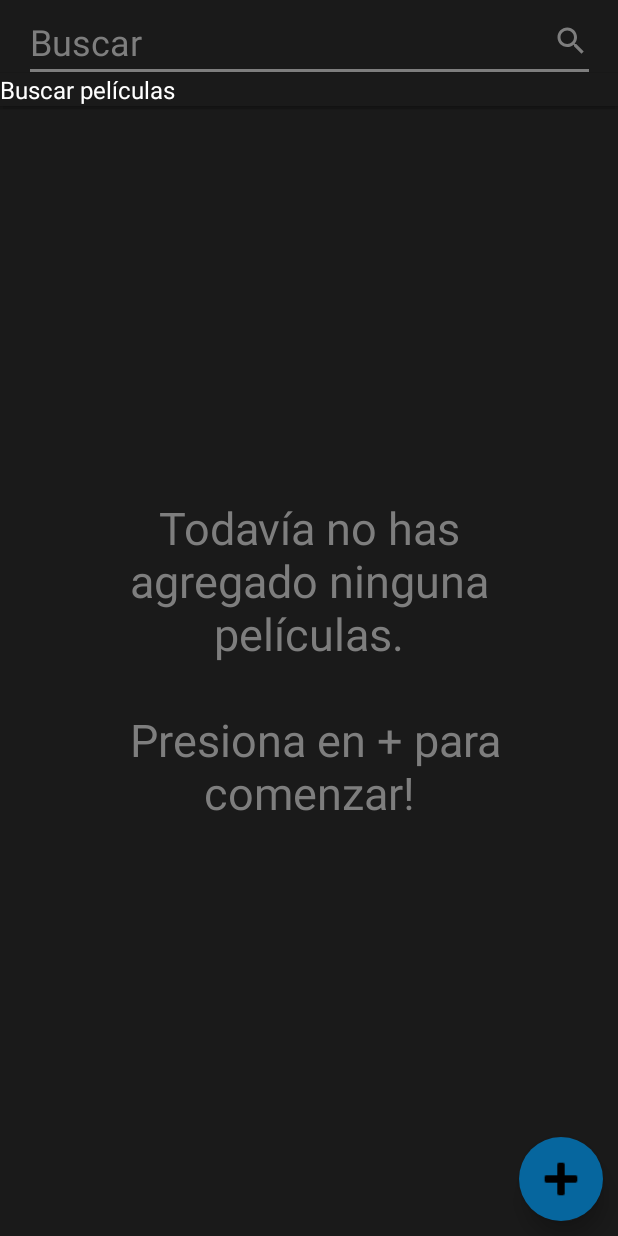
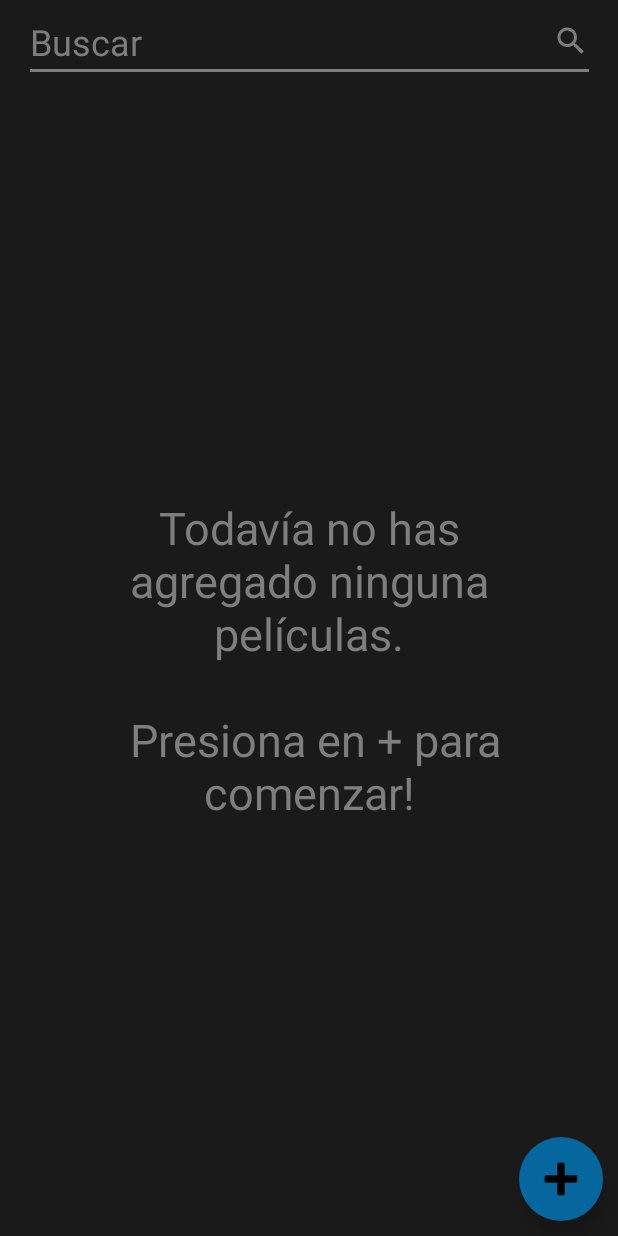
Before and after one commit to RepCode/HaveISeenIt, an Android app: the MoviesActivity screen opened directly, with no data from a screen before it, after a tap on an icon or button, on a phone screen of 412 x 824 dp. Run offline under Robolectric (Android 15) with nearby library versions, the phone set to English and light mode, and no system bars; our stand-ins replace Room's generated code; 4 statements that could not run were skipped.

Commit message:
UI tweaks

```diff
--- a/app/src/main/java/com/utn/haveiseenit/activities/movies/MoviesActivity.kt
+++ b/app/src/main/java/com/utn/haveiseenit/activities/movies/MoviesActivity.kt
@@ -63,6 +63,7 @@ class MoviesActivity : AppCompatActivity(), ToolbarEvents {
     override var onSearchItemSelected = { _: MovieResponse -> Unit }
 
     override fun requestSearchBarFocus(){
+        acTextView.setText("")
         acTextView.requestFocus()
         acTextView.showDropDown()
     }
--- a/app/src/main/java/com/utn/haveiseenit/activities/movies/fragments/MovieDetailFragment.kt
+++ b/app/src/main/java/com/utn/haveiseenit/activities/movies/fragments/MovieDetailFragment.kt
@@ -81,7 +81,6 @@ class MovieDetailFragment() : Fragment() {
         builder.setSingleChoiceItems((statuses.map { it.displayName }).toTypedArray(), -1) { _, i ->
             index = i
         }
-
         builder.setPositiveButton(getString(R.string.dialog_close)) { _, _ ->
             if (index != null) {
                 movieDetailViewModel.changeMovieStatus(statuses[index!!].statusName)
--- a/app/src/main/res/layout/activity_movies.xml
+++ b/app/src/main/res/layout/activity_movies.xml
@@ -46,7 +46,6 @@
             android:popupBackground="@color/colorPrimary"
             android:textColor="@color/colorWhite"
             android:textColorHint="@color/colorGrey"
-            android:completionHint="@string/search_hint"
             android:textSize="24sp"
             tools:layout_editor_absoluteX="16dp"
             tools:layout_editor_absoluteY="2dp" />
--- a/app/src/main/res/values/styles.xml
+++ b/app/src/main/res/values/styles.xml
@@ -11,10 +11,15 @@
         <item name="colorControlNormal">#F1F1F1</item>
     </style>
 
+    <style name="PositiveButtonStyle" parent="Widget.MaterialComponents.Button.TextButton.Dialog">
+        <item name="android:textColor">@color/colorWhite</item>
+    </style>
+
     <style name="Dialog" parent="@android:style/Theme.Material.Dialog">
         <item name="android:textColor">@color/colorWhite</item>
         <item name="textColorAlertDialogListItem">@color/colorWhite</item>
         <item name="android:headerDividersEnabled">true</item>
         <item name="android:background">@color/colorPrimary</item>
+        <item name="buttonBarPositiveButtonStyle">@style/PositiveButtonStyle</item>
     </style>
 </resources>
```
